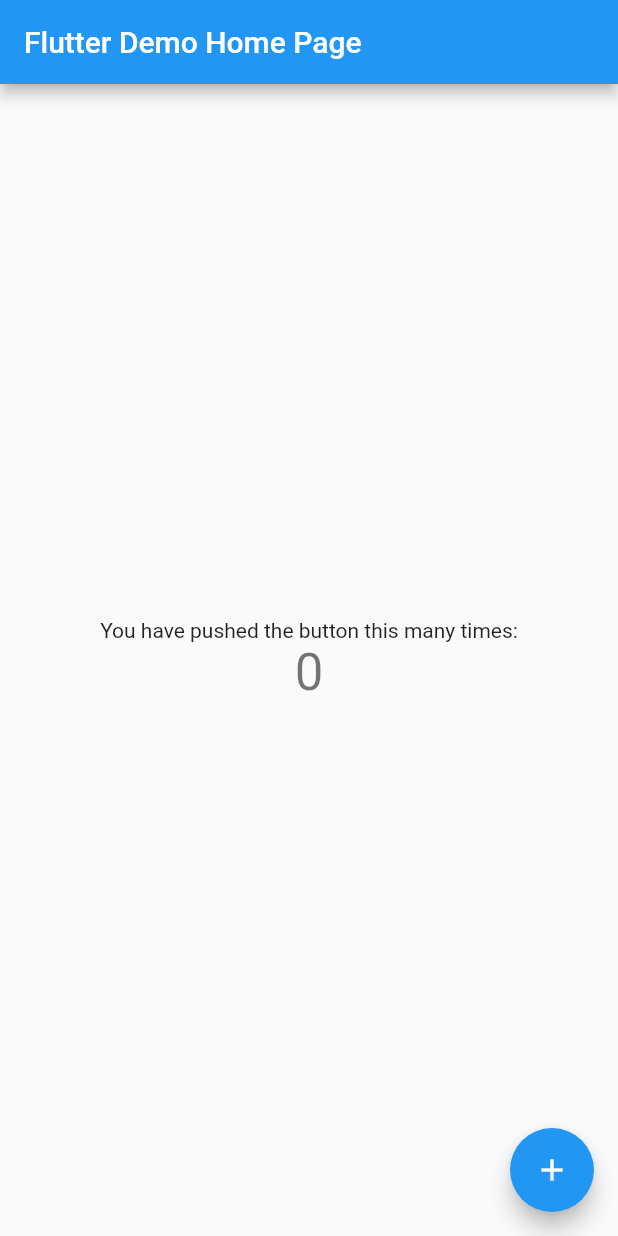
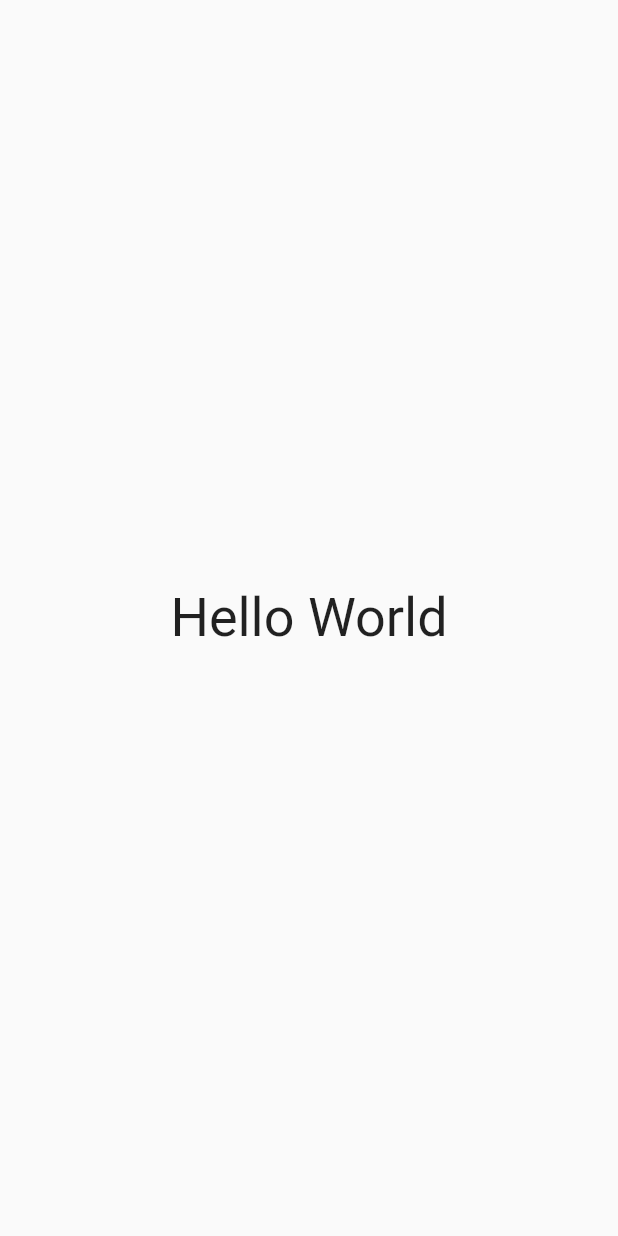
Before and after one commit to t-naganuma/poke_flutter, a Flutter app: the screen it shows after launch, on a phone screen of 412 x 824 dp. Run offline on Flutter 3.47's test engine with Material 2 defaults, Android fonts, the phone set to English and light mode, and no system bars.

Commit message:
clean up main.dart

```diff
--- a/lib/main.dart
+++ b/lib/main.dart
@@ -7,7 +7,6 @@
 class MyApp extends StatelessWidget {
   const MyApp({Key? key}) : super(key: key);
 
-  // This widget is the root of your application.
   @override
   Widget build(BuildContext context) {
     return MaterialApp(
@@ -15,54 +14,25 @@
       theme: ThemeData(
         primarySwatch: Colors.blue,
       ),
-      home: const MyHomePage(title: 'Flutter Demo Home Page'),
+      home: const MyHomePage(),
     );
   }
 }
 
-class MyHomePage extends StatefulWidget {
-  const MyHomePage({Key? key, required this.title}) : super(key: key);
-
-  final String title;
-
-  @override
-  State<MyHomePage> createState() => _MyHomePageState();
-}
-
-class _MyHomePageState extends State<MyHomePage> {
-  int _counter = 0;
-
-  void _incrementCounter() {
-    setState(() {
-      _counter++;
-    });
-  }
+class MyHomePage extends StatelessWidget {
+  const MyHomePage({Key? key}) : super(key: key);
 
   @override
   Widget build(BuildContext context) {
-    return Scaffold(
-      appBar: AppBar(
-        title: Text(widget.title),
-      ),
+    return const Scaffold(
       body: Center(
-        child: Column(
-          mainAxisAlignment: MainAxisAlignment.center,
-          children: <Widget>[
-            const Text(
-              'You have pushed the button this many times:',
-            ),
-            Text(
-              '$_counter',
-              style: Theme.of(context).textTheme.headline4,
-            ),
-          ],
+        child: Text(
+          'Hello World',
+          style: TextStyle(
+            fontSize: 36,
+          ),
         ),
       ),
-      floatingActionButton: FloatingActionButton(
-        onPressed: _incrementCounter,
-        tooltip: 'Increment',
-        child: const Icon(Icons.add),
-      ), // This trailing comma makes auto-formatting nicer for build methods.
     );
   }
 }
```
